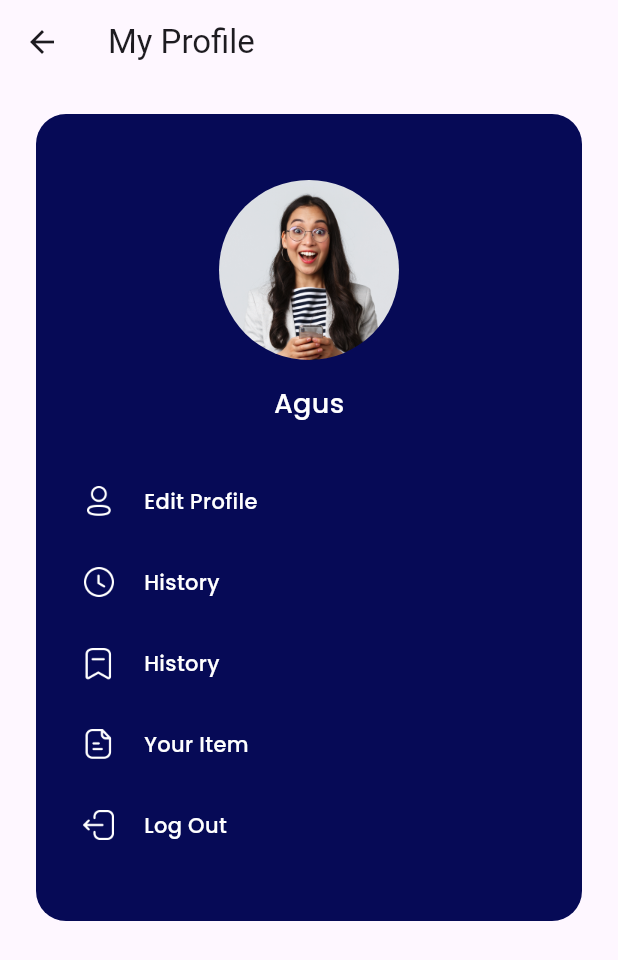
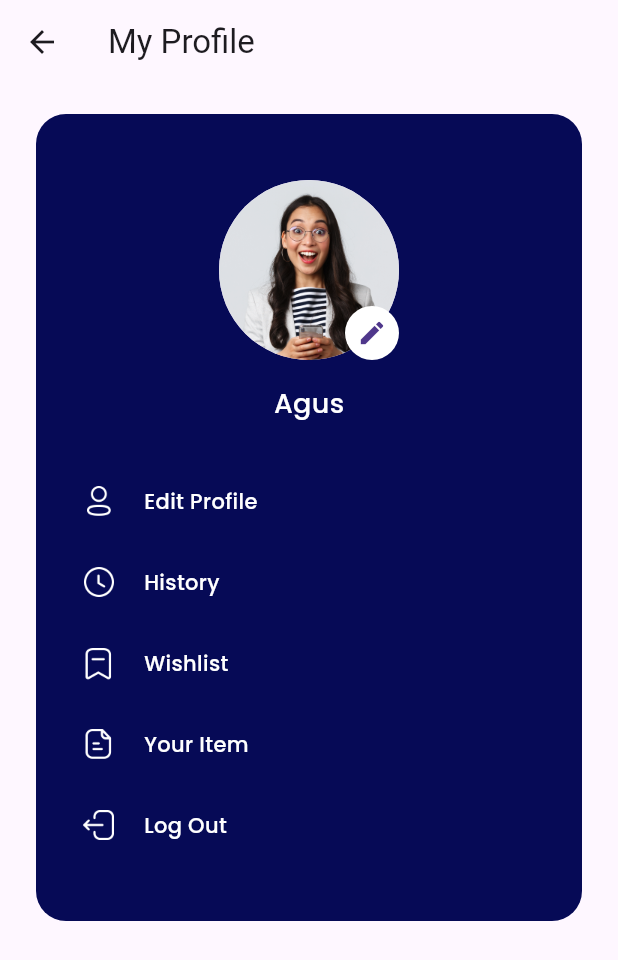
Before and after one commit to inikanipp/aplikasi_NyeTop_Mobile_Programming, a Flutter app: the ProfilPage screen opened by its route, on a phone screen of 412 x 824 dp. Shown: the top 960 px of the screen. Run offline on Flutter 3.47's test engine with Material 3 defaults, Android fonts, the light colour scheme and no system bars; our stand-ins replace cloud_firestore, firebase_auth, firebase_core, flutter_svg, geocoding, geolocator and 2 more; accounts and stored records are empty.

Commit message:
uda tambah kamera di profilePage

```diff
--- a/nyetop/lib/screen/profilPage.dart
+++ b/nyetop/lib/screen/profilPage.dart
@@ -1,32 +1,65 @@
+import 'dart:io';
 import 'package:firebase_auth/firebase_auth.dart';
 import 'package:flutter/material.dart';
+import 'package:image_picker/image_picker.dart';
 import 'package:nyetop/screen/loginPage.dart';
 import 'package:nyetop/shared/theme.dart';
 import 'package:nyetop/widget/profileMenuItem.dart';
 
-class ProfilPage extends StatelessWidget {
+class ProfilPage extends StatefulWidget {
   const ProfilPage({super.key});
+
+  @override
+  State<ProfilPage> createState() => _ProfilPageState();
+}
+
+class _ProfilPageState extends State<ProfilPage> {
+  File? _profileImage;
+
+  Future<void> _pickImage(ImageSource source) async {
+    final picker = ImagePicker();
+    final pickedImage = await picker.pickImage(source: source);
+
+    if (pickedImage != null) {
+      setState(() {
+        _profileImage = File(pickedImage.path);
+      });
+    }
+  }
+
+  void _showImageSourceActionSheet(BuildContext context) {
+    showModalBottomSheet(
+      context: context,
+      builder: (_) => SafeArea(
+        child: Wrap(
+          children: [
+            ListTile(
+              leading: const Icon(Icons.camera_alt),
+              title: const Text('Kamera'),
+              onTap: () {
+                Navigator.pop(context);
+                _pickImage(ImageSource.camera);
+              },
+            ),
+            ListTile(
+              leading: const Icon(Icons.photo_library),
+              title: const Text('Galeri'),
+              onTap: () {
+                Navigator.pop(context);
+                _pickImage(ImageSource.gallery);
+              },
+            ),
+          ],
+        ),
+      ),
+    );
+  }
 
   @override
   Widget build(BuildContext context) {
     return Scaffold(
-      // backgroundColor: lightBackgroundColor,
       appBar: AppBar(
-        // backgroundColor: lightBackgroundColor,
-        // elevation: 0,
-        // // untuk versi android agar ketengah pakai centertitle, kalau ios defaultnya langsung tengah
-        // centerTitle: true,
-        // iconTheme: IconThemeData(
-        //   color: blackColor,
-        // ),
-        // jika mau pakai program dibawah hanya untuk ios karna kalau android otomatis hitam
-        // iconTheme: IconThemeData(
-        //   color: blackColor,
-        // ),
-        title: const Text(
-          'My Profile',
-          // style: blackTextStyle.copyWith(fontSize: 20, fontWeight: semiBold),
-        ),
+        title: const Text('My Profile'),
       ),
       body: ListView(
         padding: const EdgeInsets.symmetric(horizontal: 24),
@@ -40,15 +73,24 @@ class ProfilPage extends StatelessWidget {
             ),
             child: Column(
               children: [
-                SizedBox(height: 22),
-                Container(
-                  width: 120,
-                  height: 120,
-                  decoration: BoxDecoration(
-                    shape: BoxShape.circle,
-                    image: DecorationImage(
-                      image: AssetImage('assets/images/img_profile.png'),
-                    ),
+                const SizedBox(height: 22),
+                GestureDetector(
+                  onTap: () => _showImageSourceActionSheet(context),
+                  child: Stack(
+                    alignment: Alignment.bottomRight,
+                    children: [
+                      CircleAvatar(
+                        radius: 60,
+                        backgroundImage: _profileImage != null
+                            ? FileImage(_profileImage!)
+                            : const AssetImage('assets/images/img_profile.png') as ImageProvider,
+                      ),
+                      const CircleAvatar(
+                        radius: 18,
+                        backgroundColor: Colors.white,
+                        child: Icon(Icons.edit, size: 20),
+                      ),
+                    ],
                   ),
                 ),
                 const SizedBox(height: 16),
@@ -63,30 +105,22 @@ class ProfilPage extends StatelessWidget {
                 ProfileMenuItem(
                   iconUrl: 'assets/icons/png/ic2_profile.png',
                   title: 'Edit Profile',
-                  onTap: () {
-                    // Navigator.pushNamed(context, '/pin');
-                  },
+                  onTap: () {},
                 ),
                 ProfileMenuItem(
                   iconUrl: 'assets/icons/png/ic2_history.png',
                   title: 'History',
-                  onTap: () {
-                    // Navigator.pushNamed(context, '/pin');
-                  },
+                  onTap: () {},
                 ),
                 ProfileMenuItem(
                   iconUrl: 'assets/icons/png/ic2_wishlist.png',
-                  title: 'History',
-                  onTap: () {
-                    // Navigator.pushNamed(context, '/pin');
-                  },
+                  title: 'Wishlist',
+                  onTap: () {},
                 ),
                 ProfileMenuItem(
                   iconUrl: 'assets/icons/png/ic2_item.png',
                   title: 'Your Item',
-                  onTap: () {
-                    // Navigator.pushNamed(context, '/pin');
-                  },
+                  onTap: () {},
                 ),
                 ProfileMenuItem(
                   iconUrl: 'assets/icons/png/ic2_logout.png',
@@ -103,10 +137,147 @@ class ProfilPage extends StatelessWidget {
             ),
           ),
           const SizedBox(height: 87),
-          // CustomTextButton(title: 'Report a Problem', onPressed: () {}),
           const SizedBox(height: 50),
         ],
       ),
     );
   }
 }
+
+
+
+
+
+
+
+
+
+
+
+
+
+
+
+
+
+
+
+
+
+
+
+
+// ------------------------------ ini punya ku sebelumnya hasil coding sendiri
+
+// import 'package:firebase_auth/firebase_auth.dart';
+// import 'package:flutter/material.dart';
+// import 'package:nyetop/screen/loginPage.dart';
+// import 'package:nyetop/shared/theme.dart';
+// import 'package:nyetop/widget/profileMenuItem.dart';
+
+// class ProfilPage extends StatelessWidget {
+//   const ProfilPage({super.key});
+
+//   @override
+//   Widget build(BuildContext context) {
+//     return Scaffold(
+//       // backgroundColor: lightBackgroundColor,
+//       appBar: AppBar(
+//         // backgroundColor: lightBackgroundColor,
+//         // elevation: 0,
+//         // // untuk versi android agar ketengah pakai centertitle, kalau ios defaultnya langsung tengah
+//         // centerTitle: true,
+//         // iconTheme: IconThemeData(
+//         //   color: blackColor,
+//         // ),
+//         // jika mau pakai program dibawah hanya untuk ios karna kalau android otomatis hitam
+//         // iconTheme: IconThemeData(
+//         //   color: blackColor,
+//         // ),
+//         title: const Text(
+//           'My Profile',
+//           // style: blackTextStyle.copyWith(fontSize: 20, fontWeight: semiBold),
+//         ),
+//       ),
+//       body: ListView(
+//         padding: const EdgeInsets.symmetric(horizontal: 24),
+//         children: [
+//           const SizedBox(height: 20),
+//           Container(
+//             padding: const EdgeInsets.symmetric(horizontal: 30, vertical: 22),
+//             decoration: BoxDecoration(
+//               borderRadius: BorderRadius.circular(20),
+//               color: mainColor,
+//             ),
+//             child: Column(
+//               children: [
+//                 SizedBox(height: 22),
+//                 Container(
+//                   width: 120,
+//                   height: 120,
+//                   decoration: BoxDecoration(
+//                     shape: BoxShape.circle,
+//                     image: DecorationImage(
+//                       image: AssetImage('assets/images/img_profile.png'),
+//                     ),
+//                   ),
+//                 ),
+//                 const SizedBox(height: 16),
+//                 Text(
+//                   'Agus',
+//                   style: whiteTextStyle.copyWith(
+//                     fontSize: 18,
+//                     fontWeight: medium,
+//                   ),
+//                 ),
+//                 const SizedBox(height: 40),
+//                 ProfileMenuItem(
+//                   iconUrl: 'assets/icons/png/ic2_profile.png',
+//                   title: 'Edit Profile',
+//                   onTap: () {
+//                     // Navigator.pushNamed(context, '/pin');
+//                   },
+//                 ),
+//                 ProfileMenuItem(
+//                   iconUrl: 'assets/icons/png/ic2_history.png',
+//                   title: 'History',
+//                   onTap: () {
+//                     // Navigator.pushNamed(context, '/pin');
+//                   },
+//                 ),
+//                 ProfileMenuItem(
+//                   iconUrl: 'assets/icons/png/ic2_wishlist.png',
+//                   title: 'History',
+//                   onTap: () {
+//                     // Navigator.pushNamed(context, '/pin');
+//                   },
+//                 ),
+//                 ProfileMenuItem(
+//                   iconUrl: 'assets/icons/png/ic2_item.png',
+//                   title: 'Your Item',
+//                   onTap: () {
+//                     // Navigator.pushNamed(context, '/pin');
+//                   },
+//                 ),
+//                 ProfileMenuItem(
+//                   iconUrl: 'assets/icons/png/ic2_logout.png',
+//                   title: 'Log Out',
+//                   onTap: () async {
+//                     await FirebaseAuth.instance.signOut();
+//                     Navigator.pushReplacement(
+//                       context,
+//                       MaterialPageRoute(builder: (context) => Loginpage()),
+//                     );
+//                   },
+//                 ),
+//               ],
+//             ),
+//           ),
+//           const SizedBox(height: 87),
+//           // CustomTextButton(title: 'Report a Problem', onPressed: () {}),
+//           const SizedBox(height: 50),
+//         ],
+//       ),
+//     );
+//   }
+// }
--- a/nyetop/lib/service/image.dart
+++ b/nyetop/lib/service/image.dart
@@ -27,7 +27,7 @@ class ImageService {
 
   // Ambil gambar base64 dari server berdasarkan id
   Future<Image?> fetchImageFromBase64(String id) async {
-  final url = Uri.parse('http://192.168.1.12/php_nyetop/get_image.php?id=$id');
+  final url = Uri.parse('http://192.168.1.20/php_nyetop/get_image.php?id=$id');
   final response = await http.get(url);
 
   if (response.statusCode == 200) {
--- a/nyetop/lib/service/imageService.dart
+++ b/nyetop/lib/service/imageService.dart
@@ -8,7 +8,7 @@ import 'dart:io';
 class ImageService {
   Future<Image?> fetchGambar(String id) async {
   final response = await http.get(
-    Uri.parse('http://192.168.1.11/php_nyetop/get_image.php?id=$id'),
+    Uri.parse('http://192.168.1.20/php_nyetop/get_image.php?id=$id'),
   );
 
   if (response.statusCode == 200) {
@@ -26,7 +26,7 @@ class ImageService {
 
 
   Future<void> uploadImage(File imageFile, String idDoc) async {
-    var uri = Uri.parse("http://192.168.1.11/php_nyetop/post.php");
+    var uri = Uri.parse("http://192.168.1.20/php_nyetop/post.php");
 
     var request = http.MultipartRequest('POST', uri);
     request.fields['id'] = idDoc;
```
